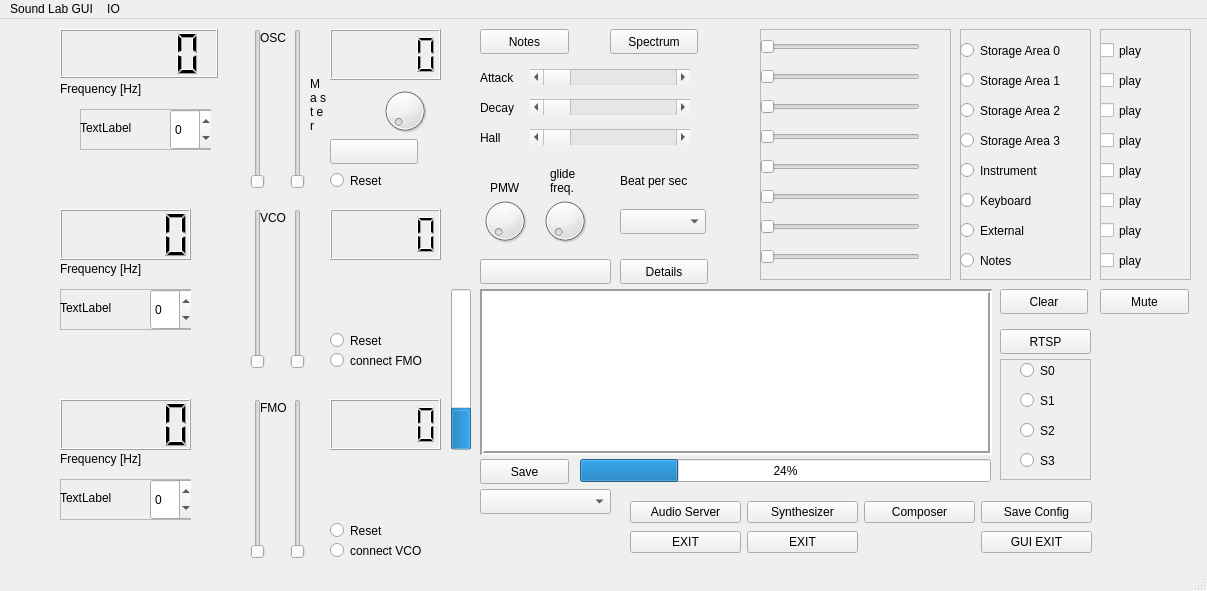
This is OceanGUI/mainwindow.ui in uglasmeyer/ocean as Qt 5 draws it before an edit. The edited form follows.
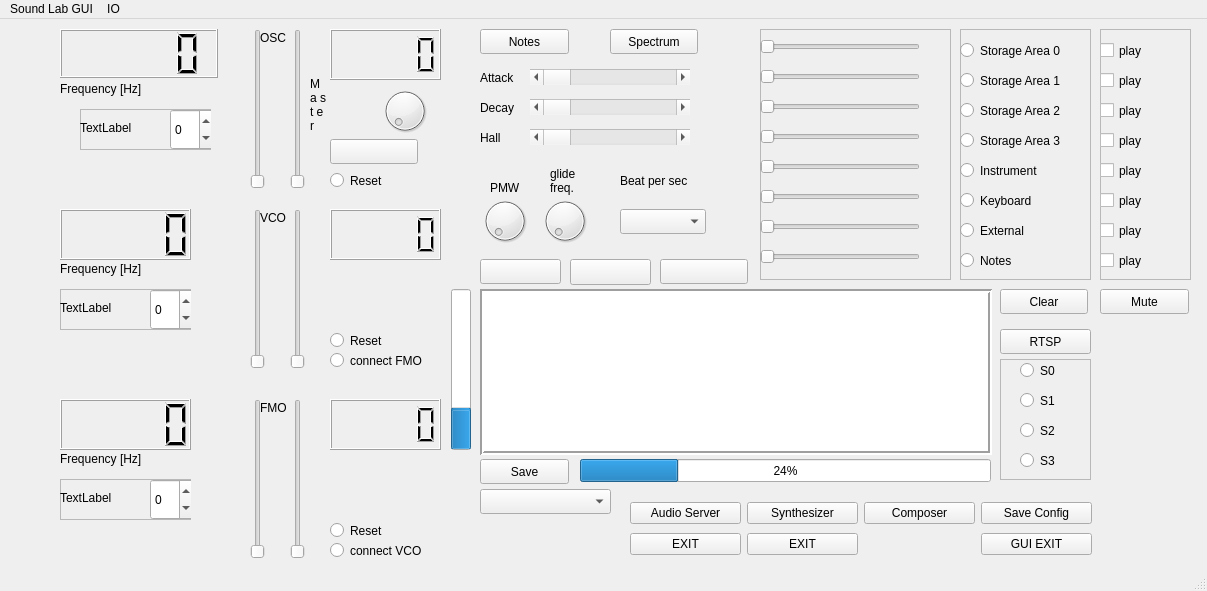
This is the edited form.

```diff
--- a/OceanGUI/mainwindow.ui
+++ b/OceanGUI/mainwindow.ui
@@ -1354,7 +1354,7 @@
      <rect>
       <x>480</x>
       <y>240</y>
-      <width>131</width>
+      <width>81</width>
       <height>25</height>
      </rect>
     </property>
@@ -1381,14 +1381,14 @@
    <widget class="QPushButton" name="pB_Debug">
     <property name="geometry">
      <rect>
-      <x>620</x>
+      <x>660</x>
       <y>240</y>
       <width>88</width>
       <height>25</height>
      </rect>
     </property>
     <property name="text">
-     <string>Details</string>
+     <string/>
     </property>
    </widget>
    <widget class="QScrollBar" name="hs_hall_effect">
@@ -1708,7 +1708,7 @@
       <x>630</x>
       <y>480</y>
       <width>462</width>
-      <height>58</height>
+      <height>60</height>
      </rect>
     </property>
     <layout class="QGridLayout" name="gridLayout">
@@ -1805,6 +1805,19 @@
      <string>RTSP</string>
     </property>
    </widget>
+   <widget class="QPushButton" name="pB_oscgroup">
+    <property name="geometry">
+     <rect>
+      <x>570</x>
+      <y>240</y>
+      <width>81</width>
+      <height>26</height>
+     </rect>
+    </property>
+    <property name="text">
+     <string/>
+    </property>
+   </widget>
   </widget>
   <widget class="QMenuBar" name="menubar">
    <property name="geometry">
```
Left out of the diff: 2 changed lines with no effect on the pictures.
